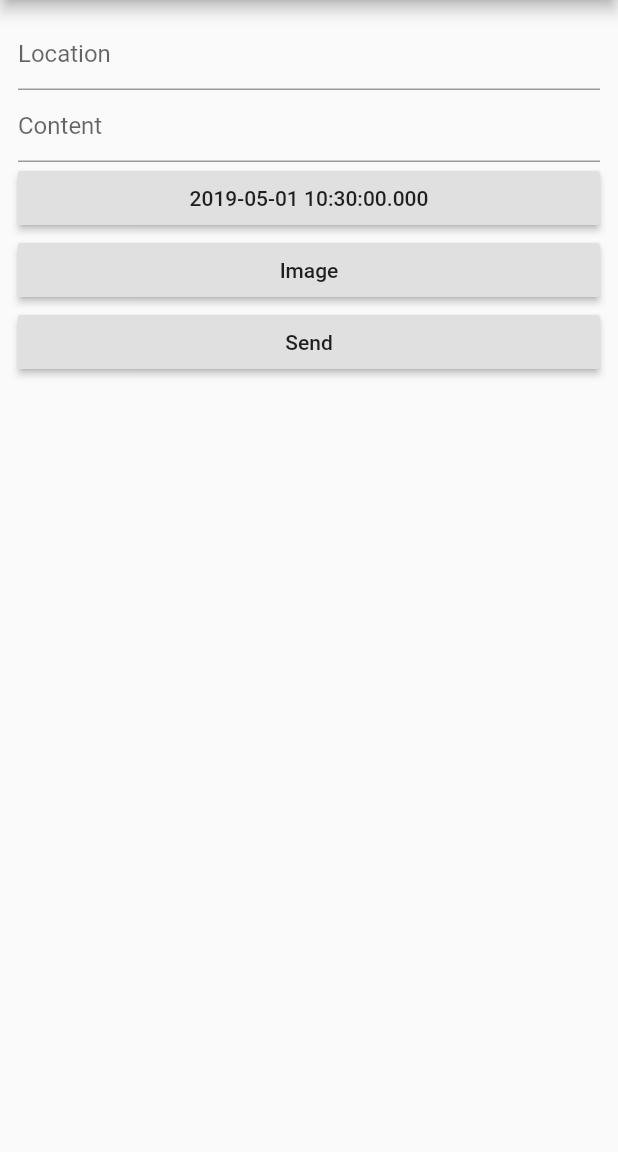
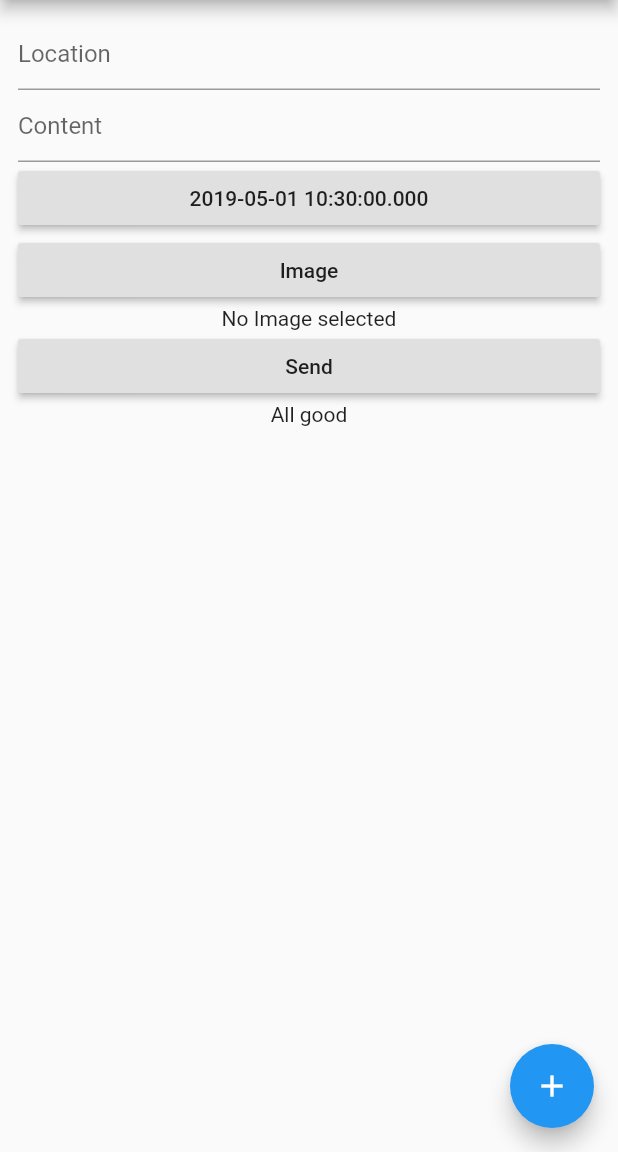
Before and after one commit to hartlco/daily, a Flutter app: the screen it shows after launch, after a tap on "Image", on a phone screen of 412 x 824 dp, the part 84-1236 px from its top. Run offline on Flutter 3.47's test engine with Material 2 defaults, Android fonts, the phone set to English and light mode, and no system bars; our stand-ins replace image_picker.

Commit message:
Handle basic duplications

```diff
--- a/App/daily/lib/main.dart
+++ b/App/daily/lib/main.dart
@@ -5,8 +5,8 @@ import 'dart:convert' as JSON;
 import 'package:flutter/material.dart';
 import 'package:http/http.dart' as http;
 import 'strings.dart';
-import 'package:image_picker/image_picker.dart';
-import 'package:image/image.dart';
+import 'package:image_picker/image_picker.dart' as ImagePicker;
+import 'package:image/image.dart' as WebImage;
 
 void main() => runApp(DailyApp());
 
@@ -28,6 +28,9 @@ class GHFlutter extends StatefulWidget {
 class GHFlutterState extends State<GHFlutter> {
   var selectedDate = DateTime.now();
   var base64Image = "";
+  var selectedImage;
+  var isLoading = false;
+  var error = false;
   final contentController = TextEditingController();
   final locationController = TextEditingController();
   final _biggerFont = const TextStyle(fontSize: 18.0);
@@ -73,10 +76,16 @@ class GHFlutterState extends State<GHFlutter> {
                   child: const Text("Image"),
                   onPressed: _getImage,
                 ),
-                RaisedButton(
-                  child: const Text("Send"),
-                  onPressed: _sendData,
-                ),
+                selectedImage != null ? Image.file(selectedImage) : Center(child: Text("No Image selected")),
+                isLoading ?
+                  Center(
+                    child: CircularProgressIndicator(),
+                  ) :
+                  RaisedButton(
+                    child: const Text("Send"),
+                    onPressed: _sendData,
+                  ),
+                error ? Center(child: Text("Error")) : Center(child: Text("All good"))
               ],
             ),
             padding: EdgeInsets.only(
@@ -85,11 +94,16 @@ class GHFlutterState extends State<GHFlutter> {
                 top: 12,
                 bottom: MediaQuery.of(context).viewInsets.bottom)),
       ),
+      floatingActionButton: FloatingActionButton(onPressed: _newEntry, child: Icon(Icons.add),),
       resizeToAvoidBottomInset: false,
     );
   }
 
   _sendData() async {
+    setState((){
+      isLoading = true;
+    });
+
     var postURL = Uri.http("localhost:8000", "/");
 
     print(selectedDate.toUtc().toIso8601String());
@@ -105,7 +119,11 @@ class GHFlutterState extends State<GHFlutter> {
 
     var response = await http.post(postURL,
         body: json, headers: {"Content-Type": "application/json"});
-    print(response.body);
+
+    setState((){
+      error = response.statusCode != 200;
+      isLoading = false;
+    });
   }
 
   _showDatePicker() {
@@ -130,12 +148,23 @@ class GHFlutterState extends State<GHFlutter> {
   }
 
   Future _getImage() async {
-    var image = await ImagePicker.pickImage(source: ImageSource.gallery);
+    var image = await ImagePicker.ImagePicker.pickImage(source: ImagePicker.ImageSource.gallery);
+    selectedImage = image;
 
     setState(() {
-      var originalImage = decodeImage(image.readAsBytesSync());
-      var resizedImage = copyResize(originalImage, 1200);
-      base64Image = JSON.base64Encode(encodeJpg(resizedImage, quality: 85));
+      var originalImage = WebImage.decodeImage(image.readAsBytesSync());
+      var resizedImage = WebImage.copyResize(originalImage, 1200);
+      base64Image = JSON.base64Encode(WebImage.encodeJpg(resizedImage, quality: 85));
+    });
+  }
+
+  _newEntry() {
+    setState(() {
+      selectedDate = DateTime.now();
+      base64Image = "";
+      selectedImage = null;
+      isLoading = false;
+      error = false;
     });
   }
 }
```
Also changed, not shown: 1 other file.
